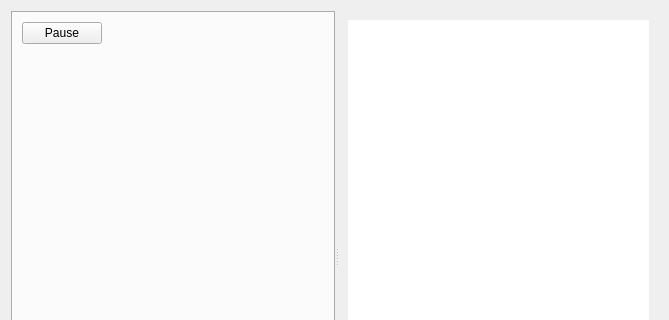
The window that profit/workbench/widgets/ui_messagedisplay.ui (hpsilva/profitpy) describes before a commit, drawn with Qt 5; both pictures show x 0 to 669 and y 0 to 320 of the 669 by 511 pixel window.
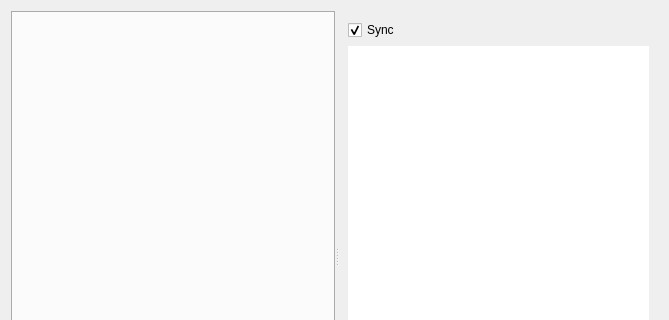
The same window after the commit. Icons and pictures are not drawn. Custom widgets are drawn as their Qt base class.

Patch:
```diff
--- a/profit/workbench/widgets/ui_messagedisplay.ui
+++ b/profit/workbench/widgets/ui_messagedisplay.ui
@@ -81,8 +81,8 @@
         <rect>
          <x>0</x>
          <y>0</y>
-         <width>334</width>
-         <height>459</height>
+         <width>321</width>
+         <height>457</height>
         </rect>
        </property>
        <attribute name="title" >
@@ -93,37 +93,6 @@
          <normaloff>:/images/icons/display.png</normaloff>:/images/icons/display.png</iconset>
        </attribute>
        <layout class="QVBoxLayout" name="verticalLayout_3" >
-        <item>
-         <layout class="QHBoxLayout" name="horizontalLayout" >
-          <item>
-           <widget class="QPushButton" name="pauseButton" >
-            <property name="text" >
-             <string>Pause</string>
-            </property>
-            <property name="icon" >
-             <iconset resource="../../lib/widgets/profit.qrc" >
-              <normaloff>:/images/icons/player_pause.png</normaloff>:/images/icons/player_pause.png</iconset>
-            </property>
-            <property name="checkable" >
-             <bool>true</bool>
-            </property>
-            <property name="checked" >
-             <bool>false</bool>
-            </property>
-           </widget>
-          </item>
-          <item>
-           <widget class="SearchBar" native="1" name="searchBar" >
-            <property name="sizePolicy" >
-             <sizepolicy vsizetype="Minimum" hsizetype="Minimum" >
-              <horstretch>1</horstretch>
-              <verstretch>0</verstretch>
-             </sizepolicy>
-            </property>
-           </widget>
-          </item>
-         </layout>
-        </item>
         <item>
          <widget class="MessageTypeSelect" native="1" name="messageTypeDisplay" >
           <property name="sizePolicy" >
@@ -151,6 +120,30 @@
        <enum>QFrame::Plain</enum>
       </property>
       <layout class="QVBoxLayout" name="verticalLayout_2" >
+       <item>
+        <layout class="QHBoxLayout" name="horizontalLayout" >
+         <item>
+          <widget class="QCheckBox" name="syncSource" >
+           <property name="text" >
+            <string>Sync</string>
+           </property>
+           <property name="checked" >
+            <bool>true</bool>
+           </property>
+          </widget>
+         </item>
+         <item>
+          <widget class="SearchBar" native="1" name="searchBar" >
+           <property name="sizePolicy" >
+            <sizepolicy vsizetype="Minimum" hsizetype="Minimum" >
+             <horstretch>1</horstretch>
+             <verstretch>0</verstretch>
+            </sizepolicy>
+           </property>
+          </widget>
+         </item>
+        </layout>
+       </item>
        <item>
         <widget class="QTableView" name="messageTable" >
          <property name="sizePolicy" >
```
Left out of the diff: 6 changed lines with no effect on the pictures.
